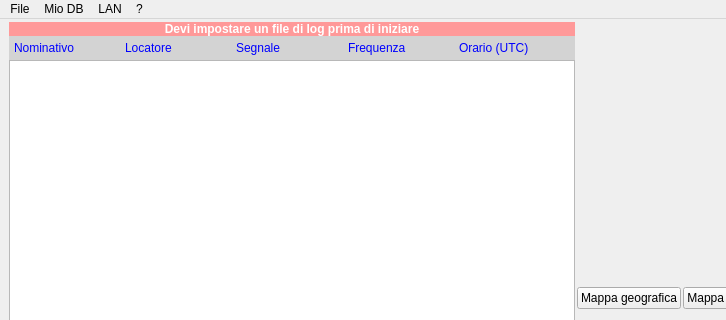
Before: the Qt Designer form mainwindow.ui in DoppiaZeta/RFLog, drawn with Qt 5; both pictures show x 0 to 726 and y 0 to 320 of the 971 by 599 pixel window.
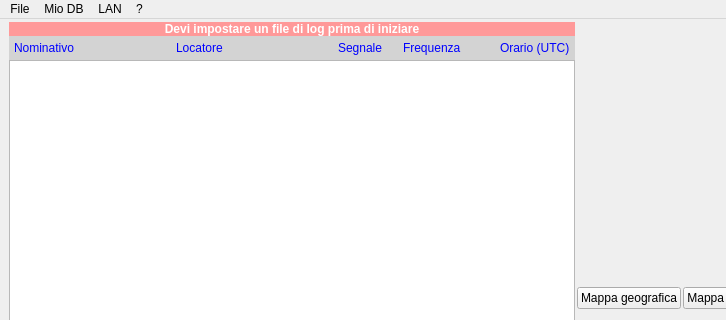
After: the same form once the commit is applied.

Commit message: piccoli fix grafici

```diff
--- a/mainwindow.ui
+++ b/mainwindow.ui
@@ -40,7 +40,7 @@
         <property name="styleSheet">
          <string notr="true">background-color: lightgray;</string>
         </property>
-        <layout class="QGridLayout" name="grigliaInput">
+        <layout class="QGridLayout" name="grigliaInput" columnstretch="0,5,5,2,3,2">
          <property name="leftMargin">
           <number>5</number>
          </property>
@@ -56,16 +56,6 @@
          <property name="spacing">
           <number>0</number>
          </property>
-         <item row="1" column="2">
-          <widget class="QLabel" name="label_2">
-           <property name="styleSheet">
-            <string notr="true">color: blue;</string>
-           </property>
-           <property name="text">
-            <string>Locatore</string>
-           </property>
-          </widget>
-         </item>
          <item row="1" column="5">
           <widget class="QLabel" name="label_4">
            <property name="styleSheet">
@@ -76,16 +66,6 @@
            </property>
           </widget>
          </item>
-         <item row="1" column="1">
-          <widget class="QLabel" name="label">
-           <property name="styleSheet">
-            <string notr="true">color: blue;</string>
-           </property>
-           <property name="text">
-            <string>Nominativo</string>
-           </property>
-          </widget>
-         </item>
          <item row="1" column="3">
           <widget class="QLabel" name="label_3">
            <property name="styleSheet">
@@ -96,6 +76,16 @@
            </property>
           </widget>
          </item>
+         <item row="1" column="2">
+          <widget class="QLabel" name="label_2">
+           <property name="styleSheet">
+            <string notr="true">color: blue;</string>
+           </property>
+           <property name="text">
+            <string>Locatore</string>
+           </property>
+          </widget>
+         </item>
          <item row="1" column="4">
           <widget class="QLabel" name="label_5">
            <property name="styleSheet">
@@ -106,6 +96,16 @@
            </property>
           </widget>
          </item>
+         <item row="1" column="1">
+          <widget class="QLabel" name="label">
+           <property name="styleSheet">
+            <string notr="true">color: blue;</string>
+           </property>
+           <property name="text">
+            <string>Nominativo</string>
+           </property>
+          </widget>
+         </item>
         </layout>
        </widget>
       </item>
```
The commit also changes 1 other file.
